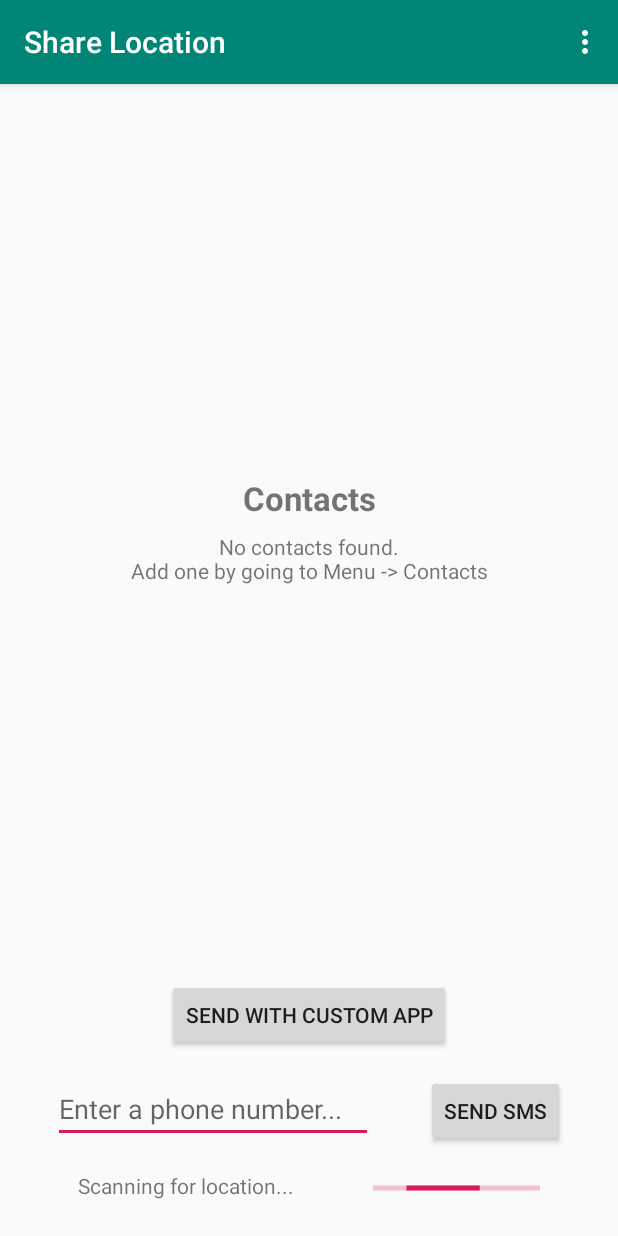
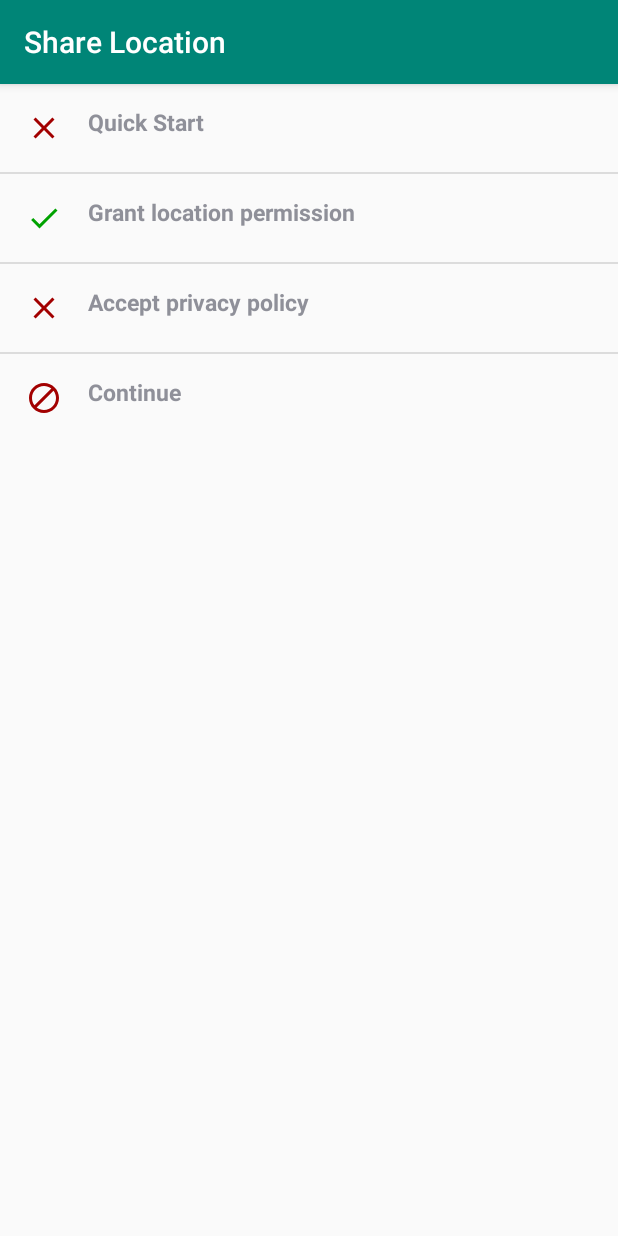
Before and after one commit to EIAWsWRm/SMSLocationReloaded, an Android app: the screen it shows after launch (MainActivity before the commit, FirstRunActivity after it), on a phone screen of 412 x 824 dp. Run offline under Robolectric (Android 15) with nearby library versions, the phone set to English and light mode, and no system bars.

Commit message:
Added a spinner to the location parser activity to prepare for opening in a custom app. Much, MUCH better introduction screen (No more "overwhelming wall of text"). Updated translations. Deleted some unused translations.

```diff
--- a/app/build.gradle
+++ b/app/build.gradle
@@ -7,7 +7,7 @@ android {
         minSdkVersion 23
         targetSdkVersion 28
         versionCode 1
-        versionName "2.0.3"
+        versionName "2.0.4"
         testInstrumentationRunner "android.support.test.runner.AndroidJUnitRunner"
     }
     buildTypes {
--- /dev/null
+++ b/app/src/main/java/com/yuhuinnovation/smslocationreloaded/FirstRunActivity.java
@@ -0,0 +1,244 @@
+package com.yuhuinnovation.smslocationreloaded;
+
+import android.Manifest;
+import android.content.DialogInterface;
+import android.content.Intent;
+import android.content.SharedPreferences;
+import android.content.pm.PackageManager;
+import android.os.Bundle;
+import android.preference.PreferenceManager;
+import android.support.v7.app.AlertDialog;
+import android.support.v7.app.AppCompatActivity;
+import android.util.Log;
+import android.view.View;
+import android.widget.AdapterView;
+import android.widget.ListView;
+import android.widget.SimpleAdapter;
+import android.widget.Toast;
+
+import java.util.ArrayList;
+import java.util.HashMap;
+import java.util.List;
+import java.util.Map;
+
+public class FirstRunActivity extends AppCompatActivity {
+
+    // Array of strings for ListView Title
+    String[] listviewTitle = new String[]{
+            "Quick Start", "Grant location permission", "Accept privacy policy", "Continue",
+    };
+
+    int[] listviewImage = new int[]{
+            R.drawable.ic_close_red_24dp, R.drawable.ic_close_red_24dp, R.drawable.ic_close_red_24dp, R.drawable.ic_no_red_24dp,
+    };
+
+    String[] listviewId = new String[]{
+            "1", "2", "3", "4",
+    };
+
+    String isPrivacyAccepted = "false";
+
+    @Override
+    protected void onCreate(Bundle savedInstanceState) {
+        super.onCreate(savedInstanceState);
+        setContentView(R.layout.activity_first_run);
+
+        drawListView();
+
+        AlertDialog.Builder builder = new AlertDialog.Builder(FirstRunActivity.this);
+        builder.setTitle(R.string.alertdialog_title_welcomemessage);
+        builder.setMessage(R.string.alertdialog_text_welcomemessage);
+
+        builder.setPositiveButton(R.string.alertdialog_button_ok, null);
+        builder.create().show();
+    }
+
+    @Override
+    protected void onResume() {
+        super.onResume();
+        reloadListView();
+    }
+
+    private void reloadListView() {
+        if (checkSelfPermission(Manifest.permission.ACCESS_FINE_LOCATION) == PackageManager.PERMISSION_GRANTED) {
+            listviewImage[1] = R.drawable.ic_check_green_24dp;
+        }
+        else {
+            listviewImage[1] = R.drawable.ic_close_red_24dp;
+        }
+
+
+
+        // Accepted privacy policy?
+        SharedPreferences SP = PreferenceManager.getDefaultSharedPreferences(getBaseContext());
+        // Viewed the quick start guide?
+        if (SP.getString("viewedIntro", "false").equals("true")) {
+            listviewImage[0] = R.drawable.ic_check_green_24dp;
+        }
+        else {
+            listviewImage[0] = R.drawable.ic_close_red_24dp;
+        }
+
+        isPrivacyAccepted = SP.getString("acceptedPrivacyPolicy","false");
+        if (isPrivacyAccepted.equals("true")) {
+            listviewImage[2] = R.drawable.ic_check_green_24dp;
+        }
+        else {
+            listviewImage[2] = R.drawable.ic_close_red_24dp;
+        }
+
+        if (isPrivacyAccepted.equals("true") && checkSelfPermission(Manifest.permission.ACCESS_FINE_LOCATION) == PackageManager.PERMISSION_GRANTED
+                && SP.getString("viewedIntro","false").equals("true")) {
+            listviewImage[3] = R.drawable.ic_forward_green_24dp;
+        }
+        else {
+            listviewImage[3] = R.drawable.ic_no_red_24dp;
+        }
+
+        drawListView();
+    }
+
+    private void drawListView() {
+        List<HashMap<String, String>> aList = new ArrayList<HashMap<String, String>>();
+
+        // loop as many times as there are array values
+        try {
+            for (int i = 0; i < 4; i++) {
+                HashMap<String, String> hm = new HashMap<String, String>();
+                hm.put("listview_title", listviewTitle[i]);
+                hm.put("listview_image", Integer.toString(listviewImage[i]));
+                hm.put("listview_id", listviewId[i]);
+                aList.add(hm);
+            }
+        }
+        catch (ArrayIndexOutOfBoundsException e) {
+            e.printStackTrace();
+        }
+
+        String[] from = {"listview_image", "listview_title", "listview_id"};
+        int[] to = {R.id.listview_image, R.id.listview_item_title, R.id.listview_id};
+        SimpleAdapter simpleAdapter = new SimpleAdapter(getBaseContext(), aList, R.layout.listview, from, to);
+        final ListView firstRunListView = (ListView) findViewById(R.id.firstrun_list_view);
+        firstRunListView.setClickable(true);
+        firstRunListView.setOnItemClickListener(new AdapterView.OnItemClickListener() {
+
+            @Override
+            public void onItemClick(AdapterView<?> arg0, View arg1, int position, long arg3) {
+                final Map<String, String> item = (Map<String, String>) firstRunListView.getItemAtPosition(position);
+                String chosenOption = item.get("listview_id"); // should convert to int but too lazy
+                if (chosenOption == null) {
+                    // Used to prevent NullPointerException
+                }
+                else if (chosenOption.equals("1")) {
+                    runOnUiThread(new Runnable() {
+                        @Override
+                        public void run() {
+                            AlertDialog.Builder builder = new AlertDialog.Builder(FirstRunActivity.this);
+                            builder.setTitle(R.string.alertdialog_title_quickstart);
+                            builder.setMessage(R.string.alertdialog_text_quickstart);
+
+                            builder.setCancelable(false);
+                            builder.setPositiveButton(R.string.alertdialog_button_ok, new DialogInterface.OnClickListener() {
+                                @Override
+                                public void onClick(DialogInterface dialog, int which) {
+                                    SharedPreferences SP = PreferenceManager.getDefaultSharedPreferences(FirstRunActivity.this);
+                                    SharedPreferences.Editor editor = SP.edit();
+                                    editor.putString("viewedIntro", "true");
+                                    editor.apply();
+                                    runOnUiThread(new Runnable() {
+                                        @Override
+                                        public void run() {
+                                            reloadListView();
+                                        }
+                                    });
+                                }
+                            });
+                            builder.create().show();
+                        }
+                    });
+                }
+                else if (chosenOption.equals("2")) {
+                    runOnUiThread(new Runnable() {
+                        @Override
+                        public void run() {
+                            if (checkSelfPermission(Manifest.permission.ACCESS_FINE_LOCATION) == PackageManager.PERMISSION_GRANTED) {
+                                Toast.makeText(FirstRunActivity.this, R.string.firstrun_text_permissiongranted,
+                                        Toast.LENGTH_LONG).show();
+                            }
+                            else {
+                                requestPermissions(new String[]{Manifest.permission.ACCESS_FINE_LOCATION},101);
+                            }
+                            reloadListView();
+                        }
+                    });
+                }
+                else if (chosenOption.equals("3")) {
+                    runOnUiThread(new Runnable() {
+                        @Override
+                        public void run() {
+                            AlertDialog.Builder builder = new AlertDialog.Builder(FirstRunActivity.this);
+                            builder.setTitle(R.string.alertdialog_title_privacypolicy);
+                            builder.setMessage(R.string.alertdialog_text_privacypolicy);
+
+                            builder.setCancelable(false);
+                            builder.setPositiveButton(R.string.alertdialog_button_agree, new DialogInterface.OnClickListener() {
+                                @Override
+                                public void onClick(DialogInterface dialog, int which) {
+                                    SharedPreferences SP = PreferenceManager.getDefaultSharedPreferences(FirstRunActivity.this);
+                                    SharedPreferences.Editor editor = SP.edit();
+                                    editor.putString("acceptedPrivacyPolicy", "true");
+                                    editor.apply();
+                                    runOnUiThread(new Runnable() {
+                                        @Override
+                                        public void run() {
+                                            reloadListView();
+                                        }
+                                    });
+                                }
+                            });
+                            builder.setNegativeButton(R.string.alertdialog_button_disagree, new DialogInterface.OnClickListener(){
+                                @Override
+                                public void onClick(DialogInterface dialog, int which) {
+                                    SharedPreferences SP = PreferenceManager.getDefaultSharedPreferences(FirstRunActivity.this);
+                                    SharedPreferences.Editor editor = SP.edit();
+                                    editor.putString("acceptedPrivacyPolicy", "false");
+                                    editor.apply();
+                                    runOnUiThread(new Runnable() {
+                                        @Override
+                                        public void run() {
+                                            Toast.makeText(FirstRunActivity.this, R.string.firstrun_text_disagreewithprivacy,
+                                                    Toast.LENGTH_LONG).show();
+                                            reloadListView();
+                                        }
+                                    });
+                                }
+                            });
+                            builder.create().show();
+                        }
+                    });
+                }
+                else if (chosenOption.equals("4")) {
+                    SharedPreferences SP = PreferenceManager.getDefaultSharedPreferences(FirstRunActivity.this);
+                    if (isPrivacyAccepted.equals("true") && checkSelfPermission(Manifest.permission.ACCESS_FINE_LOCATION) == PackageManager.PERMISSION_GRANTED
+                    && SP.getString("viewedIntro","false").equals("true")) {
+                        Intent intent = new Intent(FirstRunActivity.this, MainActivity.class);
+                        finishAffinity(); //clear the stack (so user cannot back into this activity)
+                        startActivity(intent);
+                    }
+                    else {
+                        runOnUiThread(new Runnable() {
+                            @Override
+                            public void run() {
+                                Toast.makeText(FirstRunActivity.this, R.string.firstrun_text_tasksincomplete,
+                                        Toast.LENGTH_LONG).show();
+                                reloadListView();
+                            }
+                        });
+                    }
+                }
+                Log.d("firstrun", chosenOption);
+            }
+        });
+        firstRunListView.setAdapter(simpleAdapter);
+    }
+}
--- /dev/null
+++ b/app/src/main/res/drawable/ic_check_green_24dp.xml
@@ -0,0 +1,5 @@
+<vector android:height="24dp" android:tint="#00A200"
+    android:viewportHeight="24.0" android:viewportWidth="24.0"
+    android:width="24dp" xmlns:android="http://schemas.android.com/apk/res/android">
+    <path android:fillColor="#FF000000" android:pathData="M9,16.17L4.83,12l-1.42,1.41L9,19 21,7l-1.41,-1.41z"/>
+</vector>
--- /dev/null
+++ b/app/src/main/res/drawable/ic_close_red_24dp.xml
@@ -0,0 +1,5 @@
+<vector android:height="24dp" android:tint="#A20000"
+    android:viewportHeight="24.0" android:viewportWidth="24.0"
+    android:width="24dp" xmlns:android="http://schemas.android.com/apk/res/android">
+    <path android:fillColor="#FF000000" android:pathData="M19,6.41L17.59,5 12,10.59 6.41,5 5,6.41 10.59,12 5,17.59 6.41,19 12,13.41 17.59,19 19,17.59 13.41,12z"/>
+</vector>
--- /dev/null
+++ b/app/src/main/res/drawable/ic_forward_green_24dp.xml
@@ -0,0 +1,5 @@
+<vector android:height="24dp" android:tint="#00A200"
+    android:viewportHeight="24.0" android:viewportWidth="24.0"
+    android:width="24dp" xmlns:android="http://schemas.android.com/apk/res/android">
+    <path android:fillColor="#FF000000" android:pathData="M12,8V4l8,8 -8,8v-4H4V8z"/>
+</vector>
--- /dev/null
+++ b/app/src/main/res/drawable/ic_no_red_24dp.xml
@@ -0,0 +1,5 @@
+<vector android:height="24dp" android:tint="#A20000"
+    android:viewportHeight="24.0" android:viewportWidth="24.0"
+    android:width="24dp" xmlns:android="http://schemas.android.com/apk/res/android">
+    <path android:fillColor="#FF000000" android:pathData="M12,2C6.48,2 2,6.48 2,12s4.48,10 10,10 10,-4.48 10,-10S17.52,2 12,2zM4,12c0,-4.42 3.58,-8 8,-8 1.85,0 3.55,0.63 4.9,1.69L5.69,16.9C4.63,15.55 4,13.85 4,12zM12,20c-1.85,0 -3.55,-0.63 -4.9,-1.69L18.31,7.1C19.37,8.45 20,10.15 20,12c0,4.42 -3.58,8 -8,8z"/>
+</vector>
--- /dev/null
+++ b/app/src/main/res/layout/activity_first_run.xml
@@ -0,0 +1,13 @@
+<?xml version="1.0" encoding="utf-8"?>
+<LinearLayout xmlns:android="http://schemas.android.com/apk/res/android"
+    xmlns:tools="http://schemas.android.com/tools"
+    android:layout_width="match_parent"
+    android:layout_height="match_parent"
+    android:orientation="vertical"
+    tools:context=".FirstRunActivity">
+
+    <ListView
+        android:id="@+id/firstrun_list_view"
+        android:layout_width="fill_parent"
+        android:layout_height="wrap_content" />
+</LinearLayout>
--- /dev/null
+++ b/app/src/main/res/layout/listview.xml
@@ -0,0 +1,38 @@
+<?xml version="1.0" encoding="utf-8"?>
+<LinearLayout xmlns:android="http://schemas.android.com/apk/res/android"
+    android:id="@+id/android_list_view"
+    android:layout_width="match_parent"
+    android:layout_height="match_parent"
+    android:orientation="horizontal"
+    android:padding="7dp">
+
+    <ImageView
+        android:id="@+id/listview_image"
+        android:layout_width="wrap_content"
+        android:layout_height="wrap_content"
+        android:contentDescription="@string/app_name"
+        android:padding="10dp" />
+
+    <LinearLayout
+        android:layout_width="match_parent"
+        android:layout_height="match_parent"
+        android:orientation="vertical"
+        android:padding="7dp">
+
+        <TextView
+            android:id="@+id/listview_item_title"
+            android:layout_width="wrap_content"
+            android:layout_height="wrap_content"
+            android:textSize="15sp"
+            android:textStyle="bold" />
+
+        <!-- Dummy TextView -->
+        <TextView
+            android:id="@+id/listview_id"
+            android:layout_width="wrap_content"
+            android:layout_height="wrap_content"
+            android:paddingTop="5dp"
+            android:visibility="gone"
+            android:textSize="12sp" />
+    </LinearLayout>
+</LinearLayout>
--- a/app/src/main/res/values/strings.xml
+++ b/app/src/main/res/values/strings.xml
@@ -221,6 +221,17 @@
     <string name="button_calculate_values">Calculate Values</string>
     <string name="locationactivity_text_distance">Distance from your location:</string>
     <string name="generic_text_unknown">Unknown</string>
+    <string name="alertdialog_title_privacypolicy">Privacy Policy</string>
+    <string name="alertdialog_text_privacypolicy">Here at Yuhu Innovation, we take your privacy very seriosuly. We will keep this policy as short and jargon-free as possible so you can more easily understand it:\n\nWe will use your location information (since you granted the location permission) to send your location to the phone numbers and application you specify ONLY. We promise not to send any information collected to anywhere except the locations you specify. To achieve this (and to give you peace of mind), this application does not have the network permission required to send data over the network. Please note that, should you choose to send your location to a third-party app, they may handle your information differently.</string>
+    <string name="alertdialog_button_agree">Agree</string>
+    <string name="alertdialog_button_disagree">Disagree</string>
+    <string name="firstrun_text_disagreewithprivacy">We\'re sorry, but you must agree to the privacy policy for this app to work.</string>
+    <string name="firstrun_text_tasksincomplete">You must finish all the tasks above to continue.</string>
+    <string name="firstrun_text_permissiongranted">Permission is already granted.</string>
+    <string name="alertdialog_text_quickstart">This app is designed to quickly send a message containing your location and a link to a mapping service. (If you\'re wondering, that\'s why the location permission is required.) You can save up to 3 phone numbers for quick access and on newer devices (Android 8.0+), you can send a message right from your home screen. To start configuring these options, have a look in the settings. Because we have programmed this app to be as convenient as possible for you, you may be tempted to use this app while driving. All we ask is that you please use this app in accordance to your local laws.</string>
+    <string name="alertdialog_title_quickstart">Quick Start Guide</string>
+    <string name="alertdialog_text_welcomemessage">Thanks you for downloading this app. Before we begin, here\'s a short list of things to review, and then you can be on your way!</string>
+    <string name="alertdialog_title_welcomemessage">Welcome!</string>
 
     <!-- Example settings for Notifications -->
 
```
Also changed, not shown: app/src/main/AndroidManifest.xml (+10 -5 lines), app/src/main/java/com/yuhuinnovation/smslocationreloaded/LocationParser.java (+7 -1 lines), app/src/main/java/com/yuhuinnovation/smslocationreloaded/MainActivity.java (+4 -31 lines), app/src/main/res/layout/activity_location_parser.xml (+36 -0 lines), app/src/main/res/values/array.xml (+9 -0 lines), 4 other files.
